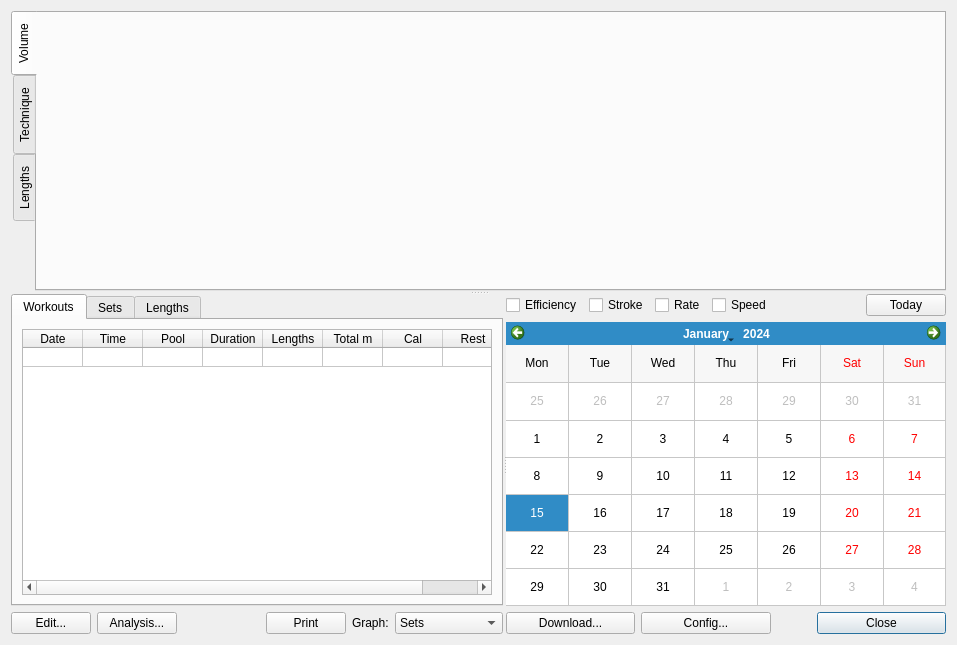
Old version of the form ui/summary.ui in the repository ihewitt/poolviewer.
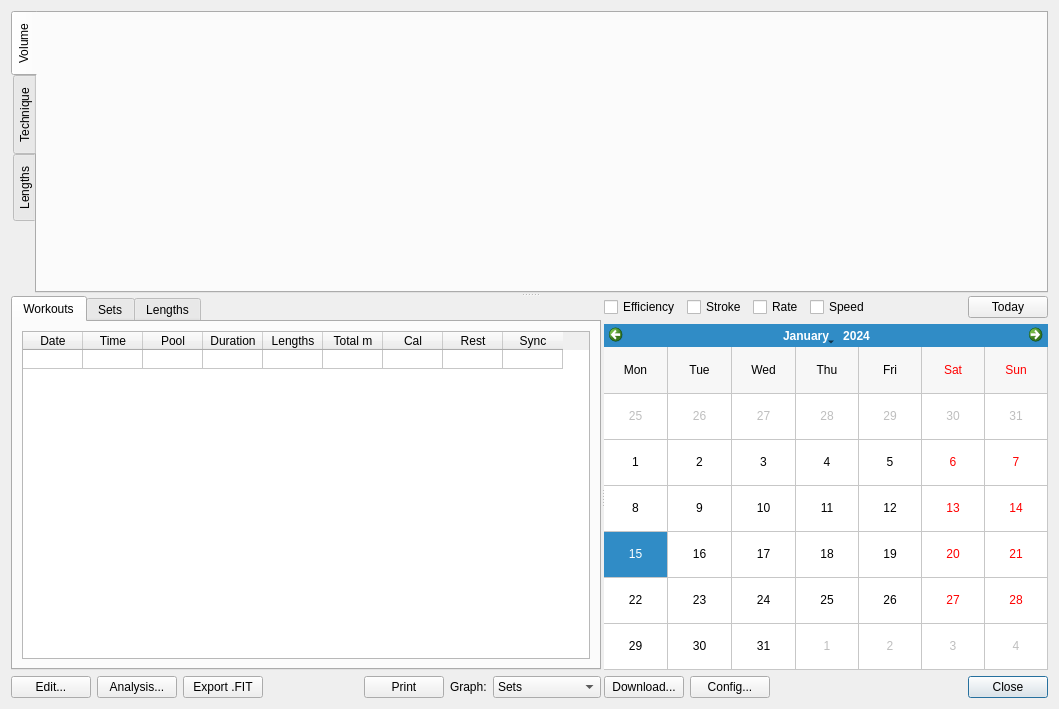
New version of the form. Custom widgets are drawn as their Qt base class.

Commit message: Implement FIT file export functionality to enable upload to Garmin connect and Strava.

```diff
--- a/ui/summary.ui
+++ b/ui/summary.ui
@@ -6,8 +6,8 @@
    <rect>
     <x>0</x>
     <y>0</y>
-    <width>957</width>
-    <height>645</height>
+    <width>1059</width>
+    <height>709</height>
    </rect>
   </property>
   <property name="sizePolicy">
@@ -142,7 +142,7 @@
                <number>1</number>
               </property>
               <property name="columnCount">
-               <number>8</number>
+               <number>9</number>
               </property>
               <attribute name="horizontalHeaderDefaultSectionSize">
                <number>60</number>
@@ -197,16 +197,16 @@
                 <string>Rest</string>
                </property>
               </column>
+              <column>
+               <property name="text">
+                <string>Sync</string>
+               </property>
+              </column>
               <item row="0" column="0">
                <property name="text">
                 <string/>
                </property>
               </item>
-              <item row="0" column="1">
-               <property name="text">
-                <string/>
-               </property>
-              </item>
               <item row="0" column="2">
                <property name="text">
                 <string/>
@@ -237,6 +237,11 @@
                 <string/>
                </property>
               </item>
+              <item row="0" column="8">
+               <property name="text">
+                <string/>
+               </property>
+              </item>
              </widget>
             </item>
            </layout>
@@ -410,6 +415,13 @@
             </property>
            </widget>
           </item>
+          <item>
+           <widget class="QPushButton" name="fitButton">
+            <property name="text">
+             <string>Export .FIT</string>
+            </property>
+           </widget>
+          </item>
           <item>
            <spacer name="horizontalSpacer_2">
             <property name="orientation">
@@ -562,6 +574,12 @@
          <layout class="QHBoxLayout" name="control_buttons">
           <item>
            <widget class="QPushButton" name="downloadButton">
+            <property name="sizePolicy">
+             <sizepolicy hsizetype="Preferred" vsizetype="Fixed">
+              <horstretch>0</horstretch>
+              <verstretch>0</verstretch>
+             </sizepolicy>
+            </property>
             <property name="text">
              <string>Download...</string>
             </property>
@@ -572,6 +590,12 @@
             <property name="enabled">
              <bool>true</bool>
             </property>
+            <property name="sizePolicy">
+             <sizepolicy hsizetype="Preferred" vsizetype="Fixed">
+              <horstretch>0</horstretch>
+              <verstretch>0</verstretch>
+             </sizepolicy>
+            </property>
             <property name="text">
              <string>Config...</string>
             </property>
@@ -583,7 +607,7 @@
              <enum>Qt::Horizontal</enum>
             </property>
             <property name="sizeType">
-             <enum>QSizePolicy::Minimum</enum>
+             <enum>QSizePolicy::Expanding</enum>
             </property>
             <property name="sizeHint" stdset="0">
              <size>
```
Left out of the diff: 17 changed lines with no effect on the pictures. The commit also changes 14 other files.
